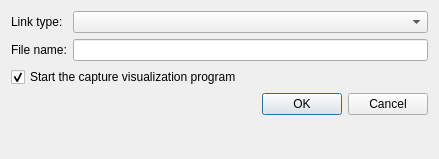
Old version of the form gns3/ui/capture_dialog.ui in the repository GNS3/gns3-gui.
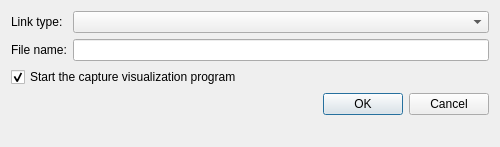
New version of the form.

Commit message: Small improvements for the packet capture dialog.

```diff
--- a/gns3/ui/capture_dialog.ui
+++ b/gns3/ui/capture_dialog.ui
@@ -9,10 +9,16 @@
    <rect>
     <x>0</x>
     <y>0</y>
-    <width>439</width>
-    <height>159</height>
+    <width>500</width>
+    <height>147</height>
    </rect>
   </property>
+  <property name="maximumSize">
+   <size>
+    <width>500</width>
+    <height>147</height>
+   </size>
+  </property>
   <property name="windowTitle">
    <string>Packet capture</string>
   </property>
```
Left out of the diff: 6 changed lines with no effect on the pictures. The commit also changes 5 other files.
